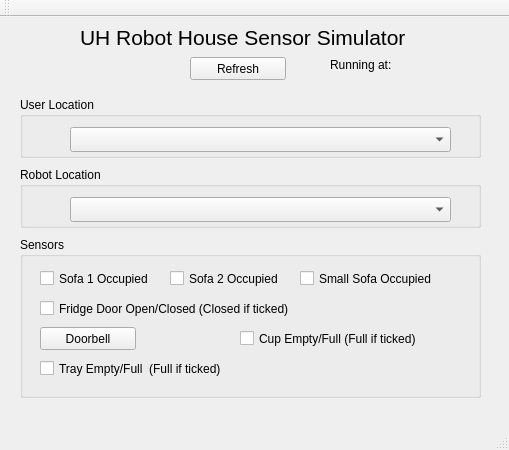
uh-klk/accompany, file SensorSim-UH/mainwindow.ui: the form before one commit.
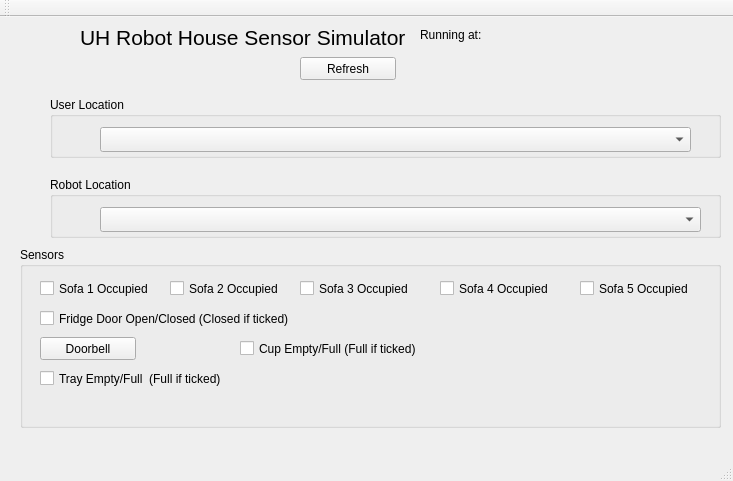
The form after the commit.

Commit message: Added extra sofa positions

What changed in the file:
```diff
--- a/SensorSim-UH/mainwindow.ui
+++ b/SensorSim-UH/mainwindow.ui
@@ -6,8 +6,8 @@
    <rect>
     <x>0</x>
     <y>0</y>
-    <width>509</width>
-    <height>450</height>
+    <width>733</width>
+    <height>481</height>
    </rect>
   </property>
   <property name="windowTitle">
@@ -18,9 +18,9 @@
     <property name="geometry">
      <rect>
       <x>20</x>
-      <y>220</y>
-      <width>461</width>
-      <height>161</height>
+      <y>230</y>
+      <width>701</width>
+      <height>181</height>
      </rect>
     </property>
     <property name="title">
@@ -88,7 +88,7 @@
       </rect>
      </property>
      <property name="text">
-      <string>Small Sofa Occupied</string>
+      <string>Sofa 3 Occupied</string>
      </property>
     </widget>
     <widget class="QCheckBox" name="trayCheckBox">
@@ -117,6 +117,32 @@
       <string>Cup Empty/Full (Full if ticked)</string>
      </property>
     </widget>
+    <widget class="QCheckBox" name="sofa4CheckBox">
+     <property name="geometry">
+      <rect>
+       <x>420</x>
+       <y>30</y>
+       <width>151</width>
+       <height>23</height>
+      </rect>
+     </property>
+     <property name="text">
+      <string>Sofa 4 Occupied</string>
+     </property>
+    </widget>
+    <widget class="QCheckBox" name="sofa5CheckBox">
+     <property name="geometry">
+      <rect>
+       <x>560</x>
+       <y>30</y>
+       <width>131</width>
+       <height>23</height>
+      </rect>
+     </property>
+     <property name="text">
+      <string>Sofa 5 Occupied</string>
+     </property>
+    </widget>
    </widget>
    <widget class="QGroupBox" name="groupBox_9">
     <property name="geometry">
@@ -147,9 +173,9 @@
    <widget class="QGroupBox" name="groupBox_5">
     <property name="geometry">
      <rect>
-      <x>20</x>
+      <x>50</x>
       <y>80</y>
-      <width>461</width>
+      <width>671</width>
       <height>61</height>
      </rect>
     </property>
@@ -161,7 +187,7 @@
       <rect>
        <x>50</x>
        <y>30</y>
-       <width>381</width>
+       <width>591</width>
        <height>25</height>
       </rect>
      </property>
@@ -170,9 +196,9 @@
    <widget class="QGroupBox" name="groupBox_6">
     <property name="geometry">
      <rect>
-      <x>20</x>
-      <y>150</y>
-      <width>461</width>
+      <x>50</x>
+      <y>160</y>
+      <width>671</width>
       <height>61</height>
      </rect>
     </property>
@@ -184,7 +210,7 @@
       <rect>
        <x>50</x>
        <y>30</y>
-       <width>381</width>
+       <width>601</width>
        <height>25</height>
       </rect>
      </property>
@@ -193,7 +219,7 @@
    <widget class="QPushButton" name="pushButton_2">
     <property name="geometry">
      <rect>
-      <x>190</x>
+      <x>300</x>
       <y>40</y>
       <width>96</width>
       <height>23</height>
@@ -224,8 +250,8 @@
    <widget class="QLabel" name="label_4">
     <property name="geometry">
      <rect>
-      <x>330</x>
-      <y>40</y>
+      <x>420</x>
+      <y>10</y>
       <width>71</width>
       <height>16</height>
      </rect>
@@ -237,9 +263,9 @@
    <widget class="QLabel" name="runningAtLabel">
     <property name="geometry">
      <rect>
-      <x>400</x>
-      <y>40</y>
-      <width>71</width>
+      <x>500</x>
+      <y>10</y>
+      <width>161</width>
       <height>16</height>
      </rect>
     </property>
```
Left out of the diff: 2 changed lines with no effect on the pictures. The commit also changes 3 other files.
